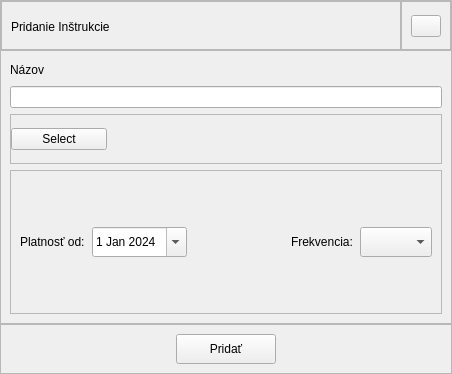
TIS2023-FMFI/pracovne-instrukcie, file src/app/ui/add_instruction.ui: the form before one commit.
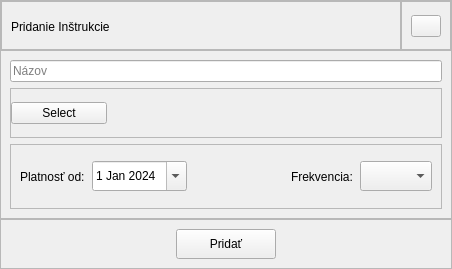
The form after the commit. Icons and pictures are not drawn.

Diff of the .ui file:
```diff
--- a/src/app/ui/add_instruction.ui
+++ b/src/app/ui/add_instruction.ui
@@ -7,7 +7,7 @@
     <x>0</x>
     <y>0</y>
     <width>452</width>
-    <height>374</height>
+    <height>269</height>
    </rect>
   </property>
   <property name="windowTitle">
@@ -183,19 +183,6 @@
       <enum>QFrame::Raised</enum>
      </property>
      <layout class="QVBoxLayout" name="verticalLayout_2">
-      <item>
-       <widget class="QLabel" name="label">
-        <property name="maximumSize">
-         <size>
-          <width>16777215</width>
-          <height>20</height>
-         </size>
-        </property>
-        <property name="text">
-         <string>Názov</string>
-        </property>
-       </widget>
-      </item>
       <item>
        <widget class="QLineEdit" name="instruction_name">
         <property name="minimumSize">
@@ -204,6 +191,9 @@
           <height>0</height>
          </size>
         </property>
+        <property name="placeholderText">
+         <string>Názov</string>
+        </property>
        </widget>
       </item>
       <item>
```
